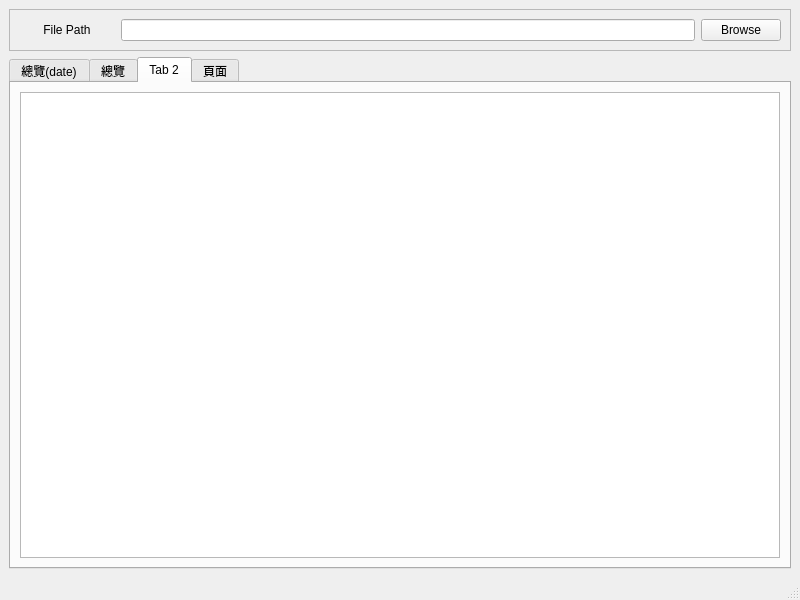
agin0634/bokk, file mainUI.ui: the form before one commit.
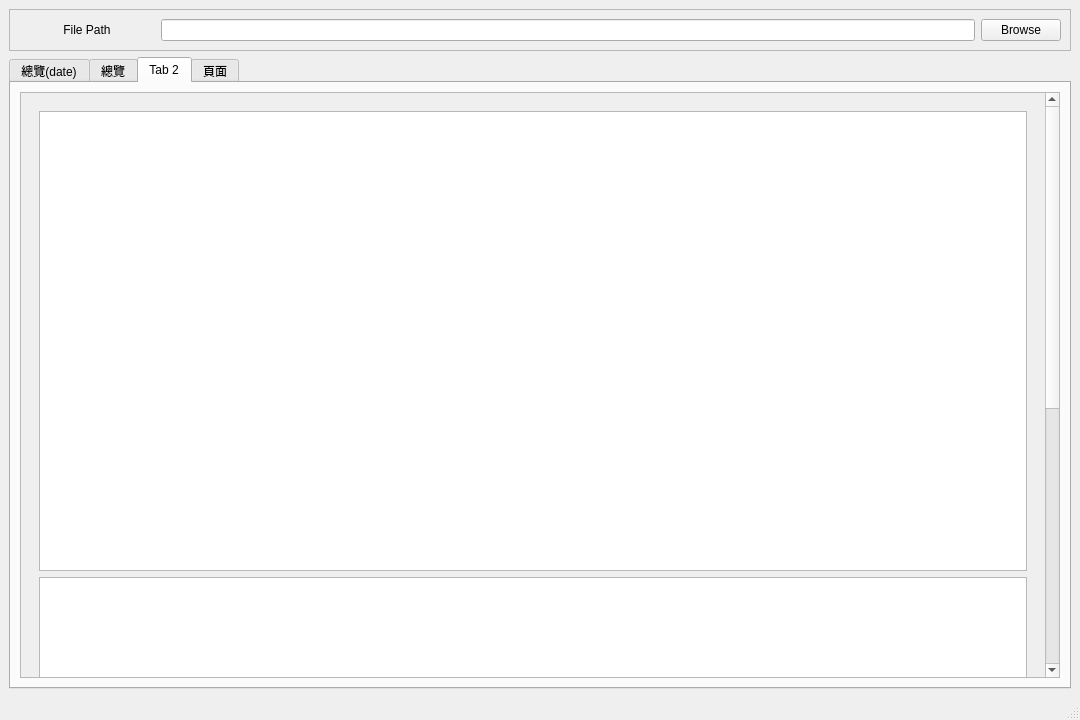
The form after the commit. The open tabs and pages were chosen to show the change.

```diff
--- a/mainUI.ui
+++ b/mainUI.ui
@@ -6,20 +6,20 @@
    <rect>
     <x>0</x>
     <y>0</y>
-    <width>800</width>
-    <height>600</height>
+    <width>1080</width>
+    <height>720</height>
    </rect>
   </property>
   <property name="minimumSize">
    <size>
-    <width>800</width>
-    <height>600</height>
+    <width>1080</width>
+    <height>720</height>
    </size>
   </property>
   <property name="maximumSize">
    <size>
-    <width>800</width>
-    <height>600</height>
+    <width>1920</width>
+    <height>1080</height>
    </size>
   </property>
   <property name="windowTitle">
@@ -186,7 +186,58 @@
        </attribute>
        <layout class="QHBoxLayout" name="horizontalLayout_4">
         <item>
-         <widget class="QGraphicsView" name="graphicsView_tab2"/>
+         <widget class="QScrollArea" name="scrollArea_3">
+          <property name="widgetResizable">
+           <bool>true</bool>
+          </property>
+          <widget class="QWidget" name="scrollAreaWidgetContents_3">
+           <property name="geometry">
+            <rect>
+             <x>0</x>
+             <y>-186</y>
+             <width>1019</width>
+             <height>1078</height>
+            </rect>
+           </property>
+           <layout class="QVBoxLayout" name="verticalLayout_4">
+            <item>
+             <widget class="QWidget" name="widget_3" native="true">
+              <property name="minimumSize">
+               <size>
+                <width>0</width>
+                <height>1060</height>
+               </size>
+              </property>
+              <layout class="QVBoxLayout" name="verticalLayout_5">
+               <item>
+                <widget class="QGraphicsView" name="graphicsView_list">
+                 <property name="minimumSize">
+                  <size>
+                   <width>0</width>
+                   <height>460</height>
+                  </size>
+                 </property>
+                 <property name="maximumSize">
+                  <size>
+                   <width>16777215</width>
+                   <height>460</height>
+                  </size>
+                 </property>
+                </widget>
+               </item>
+               <item>
+                <widget class="QTableWidget" name="tableWidget_list">
+                 <property name="showGrid">
+                  <bool>true</bool>
+                 </property>
+                </widget>
+               </item>
+              </layout>
+             </widget>
+            </item>
+           </layout>
+          </widget>
+         </widget>
         </item>
        </layout>
       </widget>
```
Left out of the diff: 65 changed lines with no effect on the pictures.
